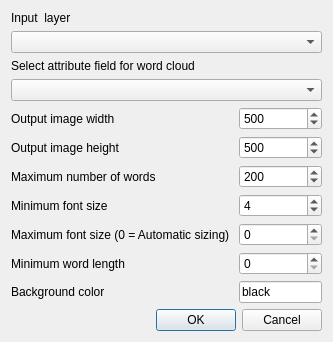
Before: the Qt Designer form wordcloud.ui in NationalSecurityAgency/qgis-d3datavis-plugin, drawn with Qt 5.
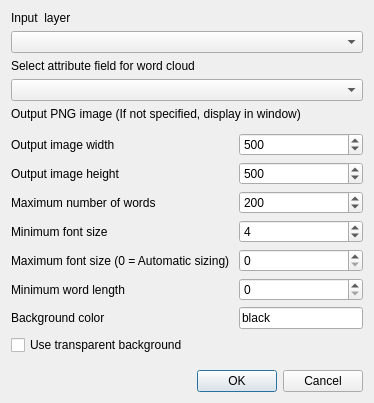
After: the same form once the commit is applied. Custom widgets are drawn as their Qt base class.

Commit message: Add word cloud algorithm.

What changed in the file:
```diff
--- a/wordcloud.ui
+++ b/wordcloud.ui
@@ -6,8 +6,8 @@
    <rect>
     <x>0</x>
     <y>0</y>
-    <width>333</width>
-    <height>333</height>
+    <width>374</width>
+    <height>403</height>
    </rect>
   </property>
   <property name="windowTitle">
@@ -34,6 +34,20 @@
    <item>
     <widget class="QgsFieldComboBox" name="attrFieldComboBox"/>
    </item>
+   <item>
+    <widget class="QLabel" name="label_10">
+     <property name="text">
+      <string>Output PNG image (If not specified, display in window)</string>
+     </property>
+    </widget>
+   </item>
+   <item>
+    <widget class="QgsFileWidget" name="outputFileWidget">
+     <property name="dialogTitle">
+      <string>Output PNG Image</string>
+     </property>
+    </widget>
+   </item>
    <item>
     <layout class="QFormLayout" name="formLayout">
      <item row="0" column="0">
@@ -162,6 +176,13 @@
      </item>
     </layout>
    </item>
+   <item>
+    <widget class="QCheckBox" name="transparentCheckBox">
+     <property name="text">
+      <string>Use transparent background</string>
+     </property>
+    </widget>
+   </item>
    <item>
     <spacer name="verticalSpacer">
      <property name="orientation">
@@ -193,6 +214,11 @@
    <extends>QComboBox</extends>
    <header>qgsfieldcombobox.h</header>
   </customwidget>
+  <customwidget>
+   <class>QgsFileWidget</class>
+   <extends>QWidget</extends>
+   <header>qgsfilewidget.h</header>
+  </customwidget>
   <customwidget>
    <class>QgsMapLayerComboBox</class>
    <extends>QComboBox</extends>
```
The commit also changes 1 other file.
